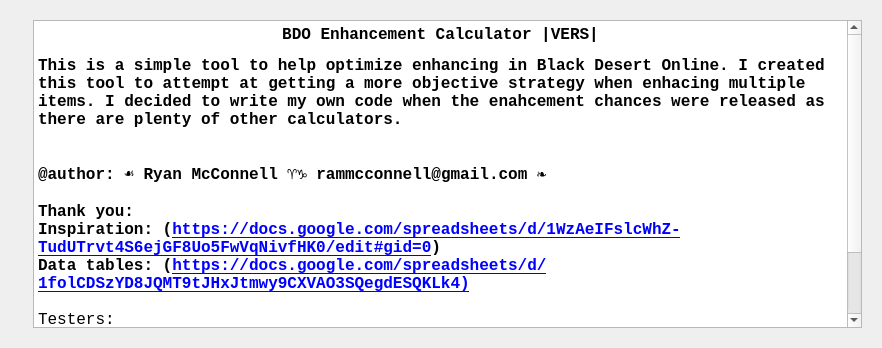
The window that Forms/dlg_About.ui (Graveflo/BDO_Enhancement_Tool) describes before a commit, drawn with Qt 5.
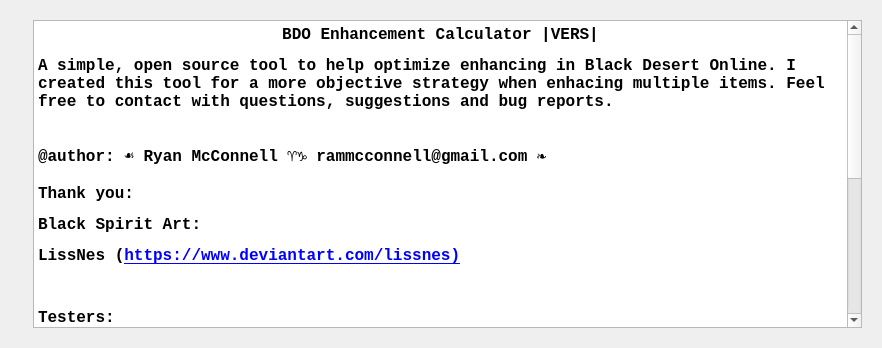
The same window after the commit. Icons and pictures are not drawn.

Commit message: -Bug fix in failstacking on loss prev gear in compact window -QOL updates for compact window

```diff
--- a/Forms/dlg_About.ui
+++ b/Forms/dlg_About.ui
@@ -52,9 +52,16 @@
 p, li { white-space: pre-wrap; }
 &lt;/style&gt;&lt;/head&gt;&lt;body style=&quot; font-family:'Consolas'; font-size:12pt; font-weight:600; font-style:normal;&quot;&gt;
 &lt;p align=&quot;center&quot; style=&quot; margin-top:12px; margin-bottom:12px; margin-left:0px; margin-right:0px; -qt-block-indent:0; text-indent:0px;&quot;&gt;BDO Enhancement Calculator |VERS|&lt;/p&gt;
-&lt;p style=&quot; margin-top:12px; margin-bottom:12px; margin-left:0px; margin-right:0px; -qt-block-indent:0; text-indent:0px;&quot;&gt;&lt;span style=&quot; font-family:'Courier New';&quot;&gt;This is a simple tool to help optimize enhancing in Black Desert Online. I created this tool to attempt at getting a more objective strategy when enhacing multiple items. I decided to write my own code when the enahcement chances were released as there are plenty of other calculators.&lt;br /&gt;&lt;br /&gt;&lt;br /&gt;@author: ☙ Ryan McConnell ♈♑ rammcconnell@gmail.com ❧&lt;br /&gt;&lt;br /&gt;Thank you:&lt;br /&gt;Inspiration: (&lt;/span&gt;&lt;a href=&quot;https://docs.google.com/spreadsheets/d/1WzAeIFslcWhZ-TudUTrvt4S6ejGF8Uo5FwVqNivfHK0/edit#gid=0&quot;&gt;&lt;span style=&quot; font-family:'Courier New'; text-decoration: underline; color:#0000ff;&quot;&gt;https://docs.google.com/spreadsheets/d/1WzAeIFslcWhZ-TudUTrvt4S6ejGF8Uo5FwVqNivfHK0/edit#gid=0&lt;/span&gt;&lt;/a&gt;&lt;span style=&quot; font-family:'Courier New';&quot;&gt;)&lt;br /&gt;Data tables: (&lt;/span&gt;&lt;a href=&quot;https://docs.google.com/spreadsheets/d/1folCDSzYD8JQMT9tJHxJtmwy9CXVAO3SQegdESQKLk4&quot;&gt;&lt;span style=&quot; font-family:'Courier New'; text-decoration: underline; color:#0000ff;&quot;&gt;https://docs.google.com/spreadsheets/d/1folCDSzYD8JQMT9tJHxJtmwy9CXVAO3SQegdESQKLk4)&lt;/span&gt;&lt;/a&gt;&lt;br /&gt;&lt;br /&gt;&lt;span style=&quot; font-weight:400;&quot;&gt;Testers:&lt;br /&gt;Isaacvithurston (reddit&lt;/span&gt;&lt;span style=&quot; font-family:'Courier New'; font-weight:400;&quot;&gt;)&lt;/span&gt;&lt;/p&gt;
-&lt;p style=&quot; margin-top:12px; margin-bottom:12px; margin-left:0px; margin-right:0px; -qt-block-indent:0; text-indent:0px;&quot;&gt;&lt;span style=&quot; font-family:'Courier New'; font-weight:400;&quot;&gt;d3lak (GitHub)&lt;/span&gt;&lt;/p&gt;
-&lt;p style=&quot; margin-top:12px; margin-bottom:12px; margin-left:0px; margin-right:0px; -qt-block-indent:0; text-indent:0px;&quot;&gt;&lt;span style=&quot; font-family:'Courier New'; font-weight:400;&quot;&gt;hiLLo612 (BDO)&lt;/span&gt;&lt;/p&gt;&lt;/body&gt;&lt;/html&gt;</string>
+&lt;p style=&quot; margin-top:12px; margin-bottom:12px; margin-left:0px; margin-right:0px; -qt-block-indent:0; text-indent:0px;&quot;&gt;&lt;span style=&quot; font-family:'Courier New';&quot;&gt;A simple, open source tool to help optimize enhancing in Black Desert Online. I created this tool for a more objective strategy when enhacing multiple items. Feel free to contact with questions, suggestions and bug reports.&lt;br /&gt;&lt;br /&gt;&lt;br /&gt;@author: ☙ Ryan McConnell ♈♑ rammcconnell@gmail.com ❧&lt;br /&gt;&lt;br /&gt;Thank you:&lt;/span&gt;&lt;/p&gt;
+&lt;p style=&quot; margin-top:12px; margin-bottom:12px; margin-left:0px; margin-right:0px; -qt-block-indent:0; text-indent:0px;&quot;&gt;Black Spirit Art:&lt;/p&gt;
+&lt;p style=&quot; margin-top:12px; margin-bottom:12px; margin-left:0px; margin-right:0px; -qt-block-indent:0; text-indent:0px;&quot;&gt;LissNes (&lt;a href=&quot;https://www.deviantart.com/lissnes&quot;&gt;&lt;span style=&quot; text-decoration: underline; color:#0000ff;&quot;&gt;https://www.deviantart.com/lissnes)&lt;/span&gt;&lt;/a&gt;&lt;/p&gt;
+&lt;p style=&quot;-qt-paragraph-type:empty; margin-top:12px; margin-bottom:12px; margin-left:0px; margin-right:0px; -qt-block-indent:0; text-indent:0px; text-decoration: underline; color:#0000ff;&quot;&gt;&lt;br /&gt;&lt;/p&gt;
+&lt;p style=&quot; margin-top:12px; margin-bottom:12px; margin-left:0px; margin-right:0px; -qt-block-indent:0; text-indent:0px;&quot;&gt;Testers:&lt;br /&gt;Isaacvithurston (reddit&lt;span style=&quot; font-family:'Courier New';&quot;&gt;)&lt;/span&gt;&lt;/p&gt;
+&lt;p style=&quot; margin-top:12px; margin-bottom:12px; margin-left:0px; margin-right:0px; -qt-block-indent:0; text-indent:0px;&quot;&gt;&lt;span style=&quot; font-family:'Courier New';&quot;&gt;d3lak (GitHub)&lt;/span&gt;&lt;/p&gt;
+&lt;p style=&quot; margin-top:12px; margin-bottom:12px; margin-left:0px; margin-right:0px; -qt-block-indent:0; text-indent:0px;&quot;&gt;&lt;span style=&quot; font-family:'Courier New';&quot;&gt;hiLLo612 (BDO)&lt;/span&gt;&lt;/p&gt;
+&lt;p style=&quot; margin-top:12px; margin-bottom:12px; margin-left:0px; margin-right:0px; -qt-block-indent:0; text-indent:0px;&quot;&gt;&lt;span style=&quot; font-family:'Courier New';&quot;&gt;LocustSpawning (BDO)&lt;/span&gt;&lt;/p&gt;
+&lt;p style=&quot;-qt-paragraph-type:empty; margin-top:12px; margin-bottom:12px; margin-left:0px; margin-right:0px; -qt-block-indent:0; text-indent:0px; font-family:'Courier New';&quot;&gt;&lt;br /&gt;&lt;/p&gt;
+&lt;p style=&quot; margin-top:12px; margin-bottom:12px; margin-left:0px; margin-right:0px; -qt-block-indent:0; text-indent:0px;&quot;&gt;&lt;span style=&quot; font-family:'Courier New';&quot;&gt;&lt;br /&gt;Inspiration: (&lt;/span&gt;&lt;a href=&quot;https://docs.google.com/spreadsheets/d/1WzAeIFslcWhZ-TudUTrvt4S6ejGF8Uo5FwVqNivfHK0/edit#gid=0&quot;&gt;&lt;span style=&quot; font-family:'Courier New'; text-decoration: underline; color:#0000ff;&quot;&gt;https://docs.google.com/spreadsheets/d/1WzAeIFslcWhZ-TudUTrvt4S6ejGF8Uo5FwVqNivfHK0/edit#gid=0&lt;/span&gt;&lt;/a&gt;&lt;span style=&quot; font-family:'Courier New';&quot;&gt;)&lt;br /&gt;Data tables: (&lt;/span&gt;&lt;a href=&quot;https://docs.google.com/spreadsheets/d/1folCDSzYD8JQMT9tJHxJtmwy9CXVAO3SQegdESQKLk4&quot;&gt;&lt;span style=&quot; font-family:'Courier New'; text-decoration: underline; color:#0000ff;&quot;&gt;https://docs.google.com/spreadsheets/d/1folCDSzYD8JQMT9tJHxJtmwy9CXVAO3SQegdESQKLk4)&lt;/span&gt;&lt;/a&gt;&lt;br /&gt;&lt;br /&gt;&lt;/p&gt;&lt;/body&gt;&lt;/html&gt;</string>
         </property>
        </widget>
       </item>
```
The commit also changes 5 other files.
